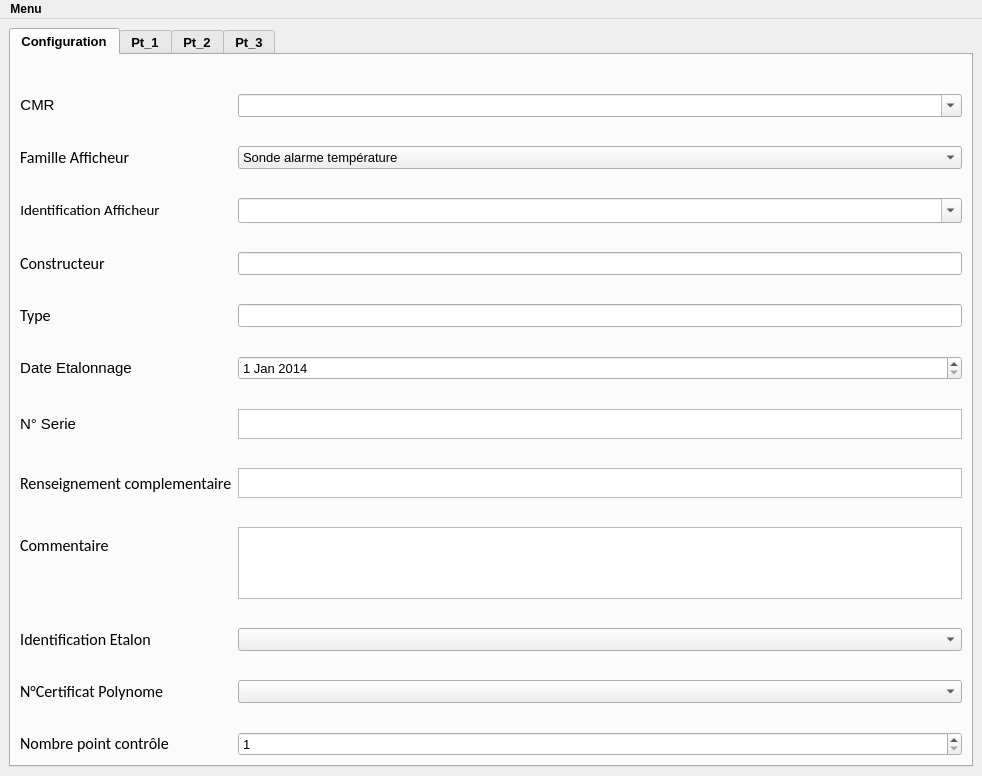
Qt form GUI/afficheurs.ui (Pepou/Afficheur-V0.1) before a commit.
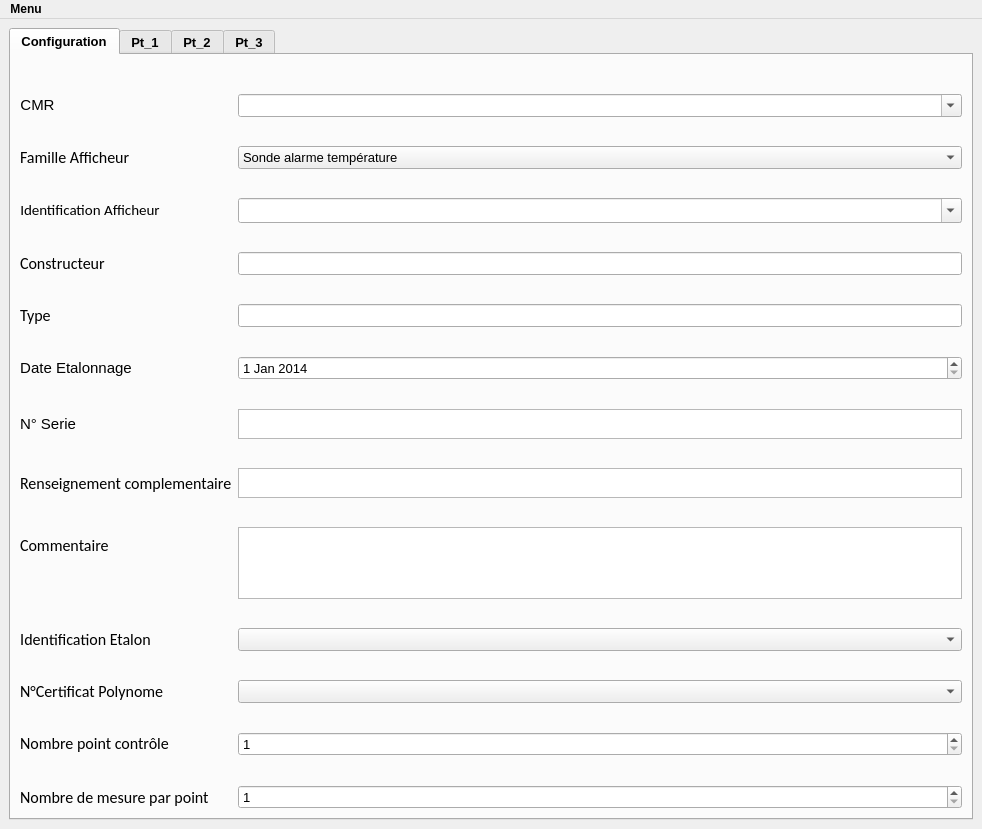
The same form after that commit.

```diff
--- a/GUI/afficheurs.ui
+++ b/GUI/afficheurs.ui
@@ -414,6 +414,29 @@
             </property>
            </widget>
           </item>
+          <item row="12" column="1">
+           <widget class="QSpinBox" name="spinBox_2">
+            <property name="minimum">
+             <number>1</number>
+            </property>
+            <property name="maximum">
+             <number>6</number>
+            </property>
+           </widget>
+          </item>
+          <item row="12" column="0">
+           <widget class="QLabel" name="label_37">
+            <property name="font">
+             <font>
+              <family>Calibri</family>
+              <pointsize>12</pointsize>
+             </font>
+            </property>
+            <property name="text">
+             <string>Nombre de mesure par point</string>
+            </property>
+           </widget>
+          </item>
          </layout>
         </item>
        </layout>
```
